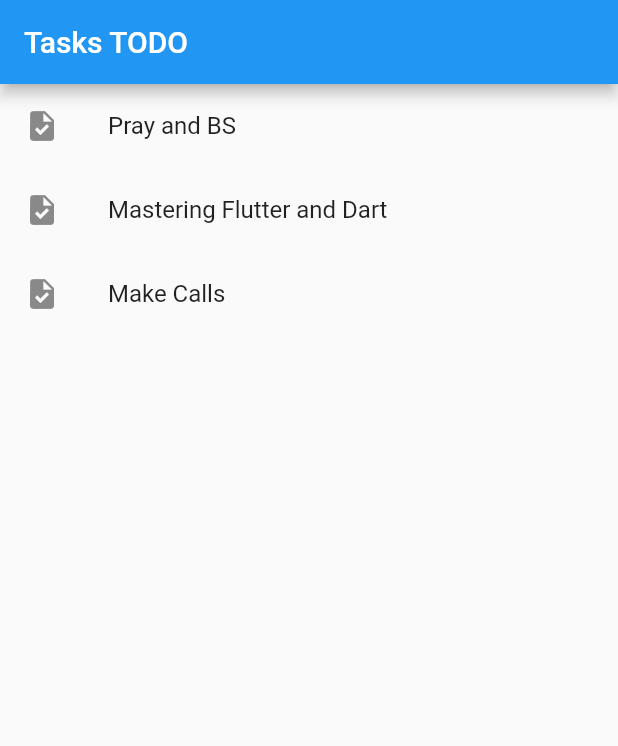
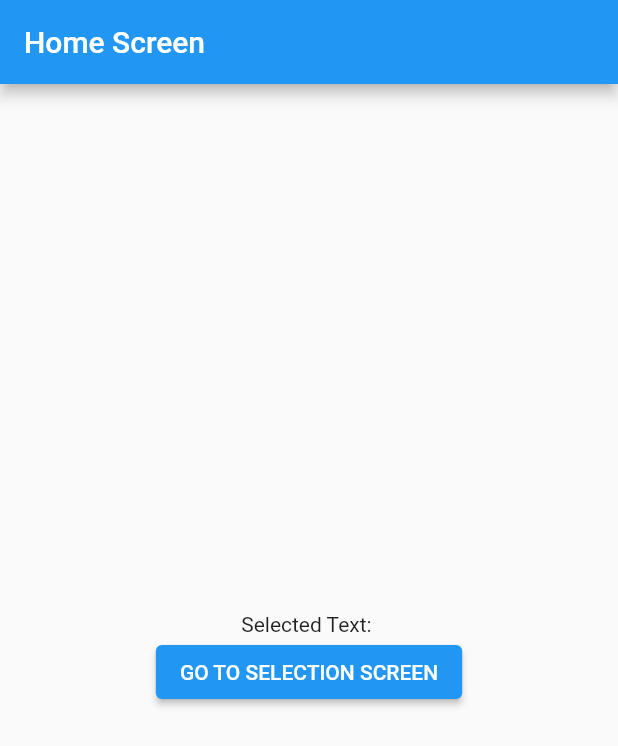
Before and after one commit to BeckiA/Mastering-Dart-and-Flutter-3, a Flutter app: the screen it shows after launch, on a phone screen of 412 x 824 dp. Shown: the top 746 px of the screen. Run offline on Flutter 3.47's test engine with Material 2 defaults, Android fonts, the phone set to English and light mode, and no system bars.

Commit message:
Day-11 Returning data back to Previous Screen

```diff
--- a/my_app/lib/main.dart
+++ b/my_app/lib/main.dart
@@ -1,66 +1,83 @@
 import 'package:flutter/material.dart';
 
-class Todo {
-  final String title;
-  final String description;
-  Todo({required this.title, required this.description});
+void main() => runApp(MyApp());
+
+class MyApp extends StatelessWidget {
+  @override
+  Widget build(BuildContext context) {
+    return MaterialApp(
+      title: 'Data Sending in Flutter',
+      home: MyHomeScreen(),
+    );
+  }
 }
 
-List<Todo> _todoList = [
-  Todo(title: "Pray and BS", description: "Study Exodus Chapter 6 and 7"),
-  Todo(
-      title: 'Mastering Flutter and Dart',
-      description: 'Try to finish the Navigation module'),
-  Todo(title: 'Make Calls', description: 'Try to catch Bereket and Mr.Gizate'),
-];
+class MyHomeScreen extends StatefulWidget {
+  @override
+  _MyHomeScreen createState() => _MyHomeScreen();
+}
 
-void main() => runApp(MaterialApp(
-      title: 'Todo App',
-      home: TodoScreen(todos: _todoList),
-    ));
+class _MyHomeScreen extends State<MyHomeScreen> {
+  String _value = '';
 
-class TodoScreen extends StatelessWidget {
-  TodoScreen({Key? key, required this.todos}) : super(key: key);
+  // Method that recieves the selected text back to the Home Screen
+  _selectedText() async {
+    var result = await Navigator.push(
+        context,
+        MaterialPageRoute(
+          builder: (context) => SelectedScreen(),
+        ));
 
-  List<Todo> todos;
+    setState(() {
+      _value = result;
+    });
+  }
 
   @override
   Widget build(BuildContext context) {
     return Scaffold(
       appBar: AppBar(
-        title: const Text('Tasks TODO'),
+        title: const Text('Home Screen'),
       ),
-      body: ListView.builder(
-        itemCount: todos.length,
-        itemBuilder: (context, index) {
-          return ListTile(
-            leading: const Icon(Icons.task),
-            title: Text(todos[index].title),
-            onTap: () => Navigator.push(
-                context,
-                MaterialPageRoute(
-                  builder: (context) => DetailScreen(todo: todos[index]),
-                )),
-          );
-        },
+      body: Column(
+        mainAxisAlignment: MainAxisAlignment.center,
+        children: [
+          Center(
+            child: Text('Selected Text: $_value'),
+          ),
+          Center(
+            child: ElevatedButton(
+                onPressed: _selectedText,
+                child: const Text('GO TO SELECTION SCREEN')),
+          ),
+        ],
       ),
     );
   }
 }
 
-class DetailScreen extends StatelessWidget {
-  DetailScreen({Key? key, required this.todo}) : super(key: key);
-
-  final Todo todo;
-
+class SelectedScreen extends StatelessWidget {
   @override
   Widget build(BuildContext context) {
     return Scaffold(
       appBar: AppBar(
-        title: Text(todo.title),
+        title: const Text('Pick an Option'),
       ),
       body: Center(
-        child: Text(todo.description),
+        child: Column(
+          mainAxisAlignment: MainAxisAlignment.center,
+          children: [
+            ElevatedButton(
+                onPressed: () => Navigator.pop(context, "Option 1"),
+                child: const Text('Option 1')),
+            const SizedBox(
+              height: 20,
+            ),
+            ElevatedButton(
+                onPressed: () => Navigator.pop(context, "Option 2"),
+                child: const Text('Option 2')),
+          ],
+        ),
       ),
     );
   }
```
